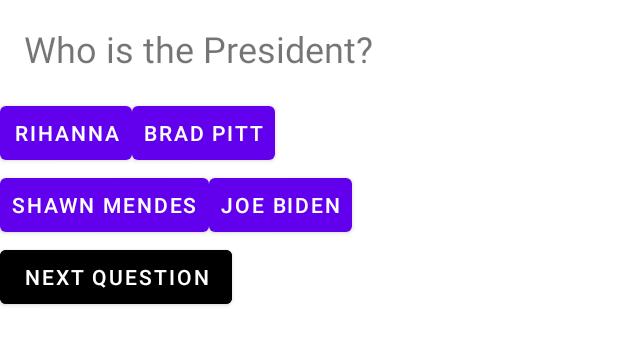
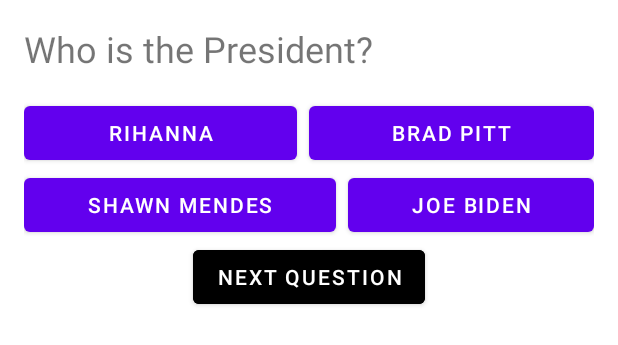
Before and after one commit to rsylvetsky/TriviaGame, an Android app: the layout activity_main.xml on its own in the app's theme, with its tools: preview values and no code run, on a phone screen of 412 x 824 dp. Shown: the top 345 px of the screen. Run offline under Robolectric (Android 15) with nearby library versions, the phone set to English and light mode, and no system bars.

```diff
--- a/app/src/main/java/com/example/triviagame/repo/TriviaRepository.kt
+++ b/app/src/main/java/com/example/triviagame/repo/TriviaRepository.kt
@@ -3,6 +3,7 @@ package com.example.triviagame.repo
 import androidx.annotation.WorkerThread
 import androidx.lifecycle.LiveData
 import androidx.lifecycle.liveData
+import androidx.lifecycle.map
 import com.example.triviagame.api.ApiClient
 import com.example.triviagame.api.TriviaApi
 import com.example.triviagame.database.TriviaDao
--- /dev/null
+++ b/app/src/main/res/drawable/divider.xml
@@ -0,0 +1,4 @@
+<?xml version="1.0" encoding="utf-8"?>
+<shape xmlns:android="http://schemas.android.com/apk/res/android">
+    <size android:width="8dip" />
+</shape>
--- a/app/src/main/res/layout/activity_main.xml
+++ b/app/src/main/res/layout/activity_main.xml
@@ -19,12 +19,16 @@
     <LinearLayout
         android:layout_width="match_parent"
         android:layout_height="wrap_content"
+        android:layout_marginHorizontal="16dp"
+        android:showDividers="middle"
+        android:divider="@drawable/divider"
         android:orientation="horizontal">
 
         <Button
             android:id="@+id/answer_1"
             android:layout_width="wrap_content"
             android:layout_height="wrap_content"
+            android:layout_weight="1"
             android:padding="8dp"
             tools:text="Rihanna"></Button>
 
@@ -32,6 +36,7 @@
             android:id="@+id/answer_2"
             android:layout_width="wrap_content"
             android:layout_height="wrap_content"
+            android:layout_weight="1"
             android:padding="8dp"
             tools:text="Brad Pitt" />
     </LinearLayout>
@@ -40,12 +45,16 @@
         android:layout_width="match_parent"
         android:layout_height="wrap_content"
         android:animateLayoutChanges="true"
+        android:showDividers="middle"
+        android:divider="@drawable/divider"
+        android:layout_marginHorizontal="16dp"
         android:orientation="horizontal">
 
         <Button
             android:id="@+id/answer_3"
             android:layout_width="wrap_content"
             android:layout_height="wrap_content"
+            android:layout_weight="1"
             android:padding="8dp"
             tools:text="Shawn Mendes"></Button>
 
@@ -53,6 +62,7 @@
             android:id="@+id/answer_4"
             android:layout_width="wrap_content"
             android:layout_height="wrap_content"
+            android:layout_weight="1"
             android:padding="8dp"
             tools:text="Joe biden" />
     </LinearLayout>
@@ -70,6 +80,8 @@
         android:layout_height="wrap_content"
         android:backgroundTint="@color/black"
         android:id="@+id/next_question_button"
+        android:layout_gravity="center"
+        android:textColor="@color/white"
         android:text="@string/next_question_button" />
 
 </LinearLayout>
```
Also changed, not shown: app/src/main/java/com/example/triviagame/MainActivity.kt (+84 -60 lines), app/src/main/java/com/example/triviagame/ui/TriviaEffect.kt (added, +16 -0 lines), app/src/main/java/com/example/triviagame/ui/TriviaViewModel.kt (+46 -1 lines), app/src/main/java/com/example/triviagame/ui/TriviaViewState.kt (added, +16 -0 lines).
